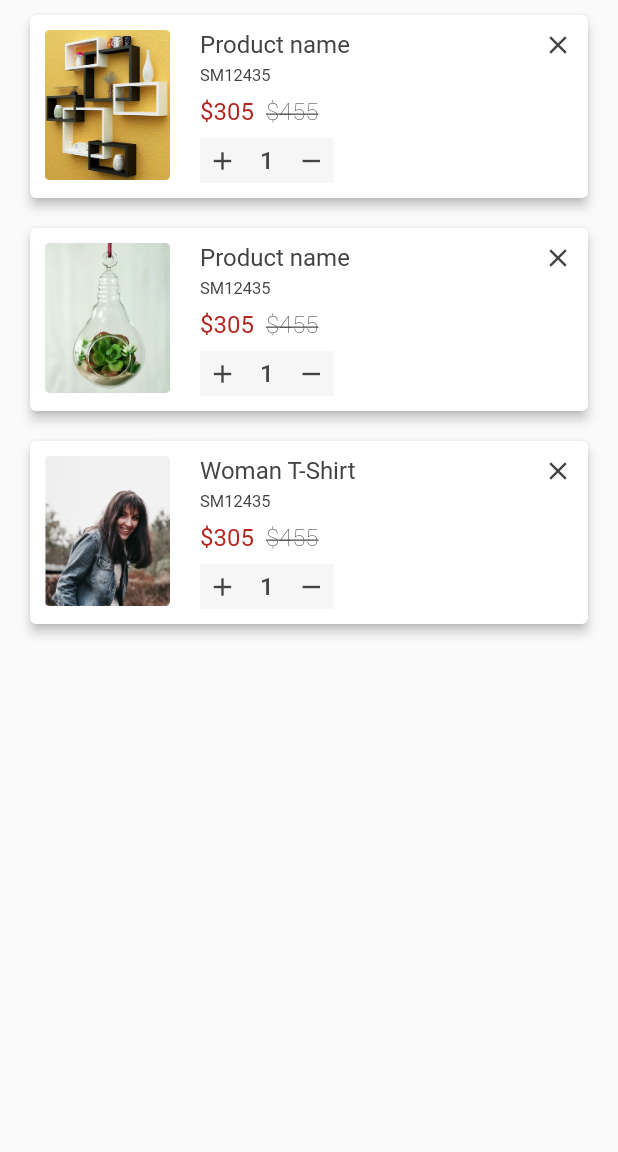
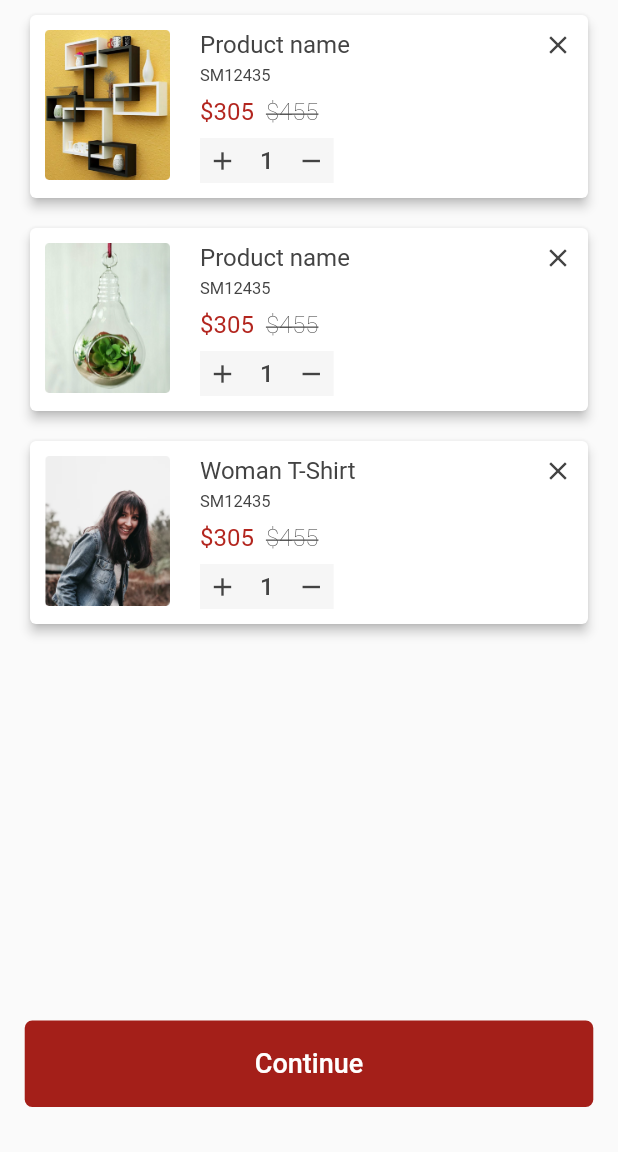
Before and after one commit to priyeshstackapp/homesaaz, a Flutter app: the CartScreen screen opened directly, on a phone screen of 412 x 824 dp, the part 84-1236 px from its top. Run offline on Flutter 3.47's test engine with Material 2 defaults, Android fonts, the phone set to English and light mode, and no system bars; our stand-ins replace carousel_slider, dotted_border, shared_preferences; accounts and stored records are empty; Roboto replaces fonts that are missing (NeueFrutigerWorld).

Commit message:
Cart Screen continue button

```diff
--- a/lib/screen/cart/cart_screen.dart
+++ b/lib/screen/cart/cart_screen.dart
@@ -1,3 +1,4 @@
+import 'package:dotted_border/dotted_border.dart';
 import 'package:flutter/material.dart';
 import 'package:homesaaz/app.dart';
 import 'package:homesaaz/common/colorres.dart';
@@ -19,18 +20,47 @@ class CartScreenState extends State<CartScreen> {
     print("Current page --> $runtimeType");
     model ?? (model = CartViewModel(this));
 
+    Size media = MediaQuery.of(context).size;
+    double width = media.width;
+    double height = media.height;
+
     return Scaffold(
       appBar: commonAppbar(context),
       body: Stack(
+        alignment: Alignment.bottomCenter,
         children : [
           ListView.builder(
             itemCount: model.newProductName.length,
             itemBuilder: (context, index) {
               CartModel cartItem = model.newProductName[index];
             return cartProductView(cartItem,this,model.newProductName);
-          },)
+          },),
+          InkWell(
+            onTap: () {
+
+            },
+            child: Container(
+              alignment: Alignment.center,
+              height: height * 0.07,
+              width: width * 0.92,
+              margin: EdgeInsets.only(bottom: 30),
+              decoration: BoxDecoration(
+                color: ColorRes.red,
+                borderRadius: BorderRadius.circular(5.0),
+              ),
+              child: Text(
+                'Continue',
+                style: new TextStyle(
+                    fontSize: 18,
+                    color: Colors.white,
+                    fontFamily: 'NeueFrutigerWorld',
+                    fontWeight: FontWeight.w500),
+              ),
+            ),
+          ),
         ]
       ),
     );
   }
+
 }
```
